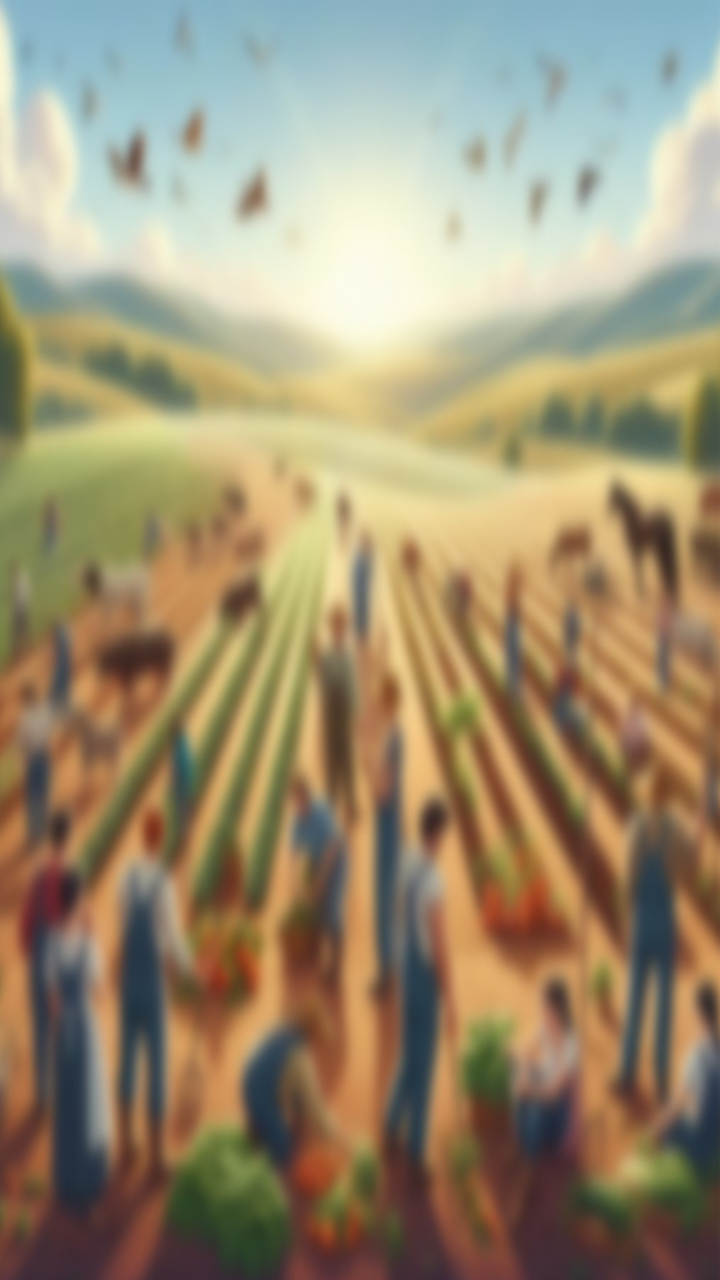
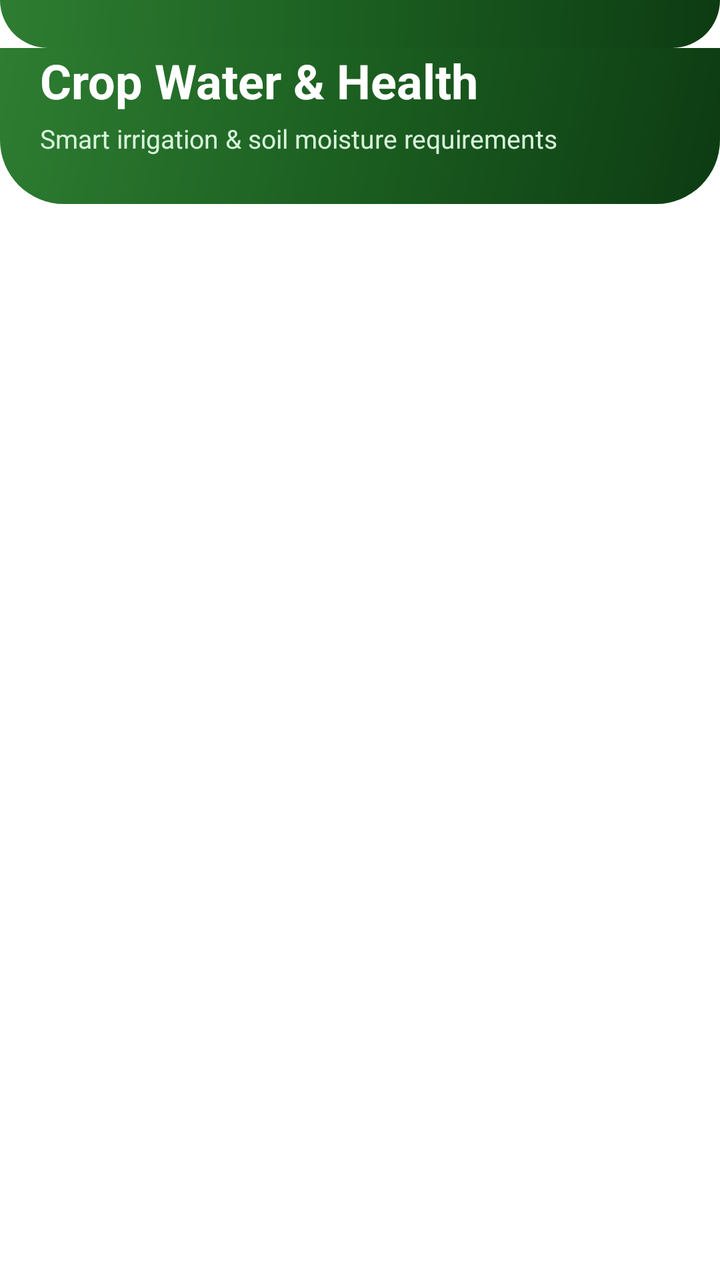

An Android layout rendered at two revisions. The XML below is the earlier revision; the diff shows what the commit changed to produce the second picture.
<!-- AndroidManifest.xml: application theme Theme.AGRICONNECT -->
<!-- res/layout/fragment_crop__suggestion.xml -->
<?xml version="1.0" encoding="utf-8"?>
<layout>
<FrameLayout xmlns:android="http://schemas.android.com/apk/res/android"
    xmlns:tools="http://schemas.android.com/tools"
    android:layout_width="match_parent"
    android:layout_height="match_parent"
    tools:context=".Crop_Suggestion.Crop_Suggestion"
    android:background="@drawable/blur_background">

    <androidx.recyclerview.widget.RecyclerView
        android:layout_width="match_parent"
        android:layout_height="match_parent"
        android:id="@+id/recyclerView_Crop_Requriment"
        tools:listitem="@layout/croprequridmentinfalter"/>


</FrameLayout>
</layout>
<!-- res/layout/croprequridmentinfalter.xml (included above) -->
<?xml version="1.0" encoding="utf-8"?>
<RelativeLayout
    xmlns:tools="http://schemas.android.com/tools"
    xmlns:android="http://schemas.android.com/apk/res/android"
    xmlns:app="http://schemas.android.com/apk/res-auto"
    android:layout_height="wrap_content"
    android:layout_width="match_parent"
    >
    <androidx.cardview.widget.CardView
        android:layout_marginStart="12dp"
        android:layout_marginEnd="12dp"
        android:layout_marginVertical="10dp"
        android:layout_marginHorizontal="10dp"
        app:cardCornerRadius="20dp"
        app:cardElevation="8dp"
        android:layout_width="match_parent"
        android:layout_height="match_parent">

        <LinearLayout
            android:layout_width="match_parent"
            android:layout_height="wrap_content"
            android:orientation="vertical">


            <ImageView
                android:id="@+id/Crop_Image_of_Requriedments"
                android:layout_width="wrap_content"
                android:layout_height="209dp"
                android:layout_gravity="center_horizontal"
                android:paddingTop="10dp"
                android:src="@drawable/loding" />

            <TextView
                android:id="@+id/Crop_Name_of_Requridment"
                android:layout_width="wrap_content"
                android:layout_height="wrap_content"
                android:layout_gravity="center_horizontal"
                android:paddingLeft="5dp"
                android:paddingTop="5dp"
                android:paddingRight="5dp"
                android:text="Name"
                android:textAlignment="center"
                android:textSize="20dp"
                android:textStyle="bold"
                android:layout_marginBottom="15dp"/>

        </LinearLayout>


    </androidx.cardview.widget.CardView>
</RelativeLayout>
<!-- resources referenced by this layout -->
<resources>
  <!-- drawable blur_background: jpeg bitmap (drawable, 98378 bytes) -->
  <style name="Base.Theme.AGRICONNECT" parent="Theme.Material3.DayNight.NoActionBar">
          
           <item name="colorPrimary">#0CCEE7</item>
           <item name="colorPrimaryVariant">#0CCEE7</item>
           <item name="android:statusBarColor">#0CCEE7</item>
      </style>
  <!-- unchanged entries left out for length: 2 -->
</resources>

<!-- the commit's change to res/layout/fragment_crop__suggestion.xml (unified diff, before → after) -->
@@ -1,70 +1,142 @@
 <?xml version="1.0" encoding="utf-8"?>
-<layout>
-<FrameLayout xmlns:android="http://schemas.android.com/apk/res/android"
-    xmlns:tools="http://schemas.android.com/tools"
-    android:layout_width="match_parent"
-    android:layout_height="match_parent"
-    tools:context=".Crop_Suggestion.Crop_Suggestion"
-    android:background="@drawable/blur_background">
+<layout xmlns:android="http://schemas.android.com/apk/res/android"
+    xmlns:app="http://schemas.android.com/apk/res-auto"
+    xmlns:tools="http://schemas.android.com/tools">
 
-    <androidx.recyclerview.widget.RecyclerView
+    <LinearLayout
         android:layout_width="match_parent"
         android:layout_height="match_parent"
-        android:id="@+id/recyclerView_Crop_Requriment"
-        tools:listitem="@layout/croprequridmentinfalter"/>
+        android:background="?attr/colorSurface"
+        android:orientation="vertical"
+        tools:context=".Crop_Suggestion.Crop_Suggestion">
 
-
-</FrameLayout>
-</layout>
-<!-- res/layout/croprequridmentinfalter.xml (included above) -->
-<?xml version="1.0" encoding="utf-8"?>
-<RelativeLayout
-    xmlns:tools="http://schemas.android.com/tools"
-    xmlns:android="http://schemas.android.com/apk/res/android"
-    xmlns:app="http://schemas.android.com/apk/res-auto"
-    android:layout_height="wrap_content"
-    android:layout_width="match_parent"
-    >
-    <androidx.cardview.widget.CardView
-        android:layout_marginStart="12dp"
-        android:layout_marginEnd="12dp"
-        android:layout_marginVertical="10dp"
-        android:layout_marginHorizontal="10dp"
-        app:cardCornerRadius="20dp"
-        app:cardElevation="8dp"
-        android:layout_width="match_parent"
-        android:layout_height="match_parent">
+        
+        <View
+            android:layout_width="match_parent"
+            android:layout_height="24dp"
+            android:background="@drawable/bg_header_gradient" />
 
         <LinearLayout
             android:layout_width="match_parent"
             android:layout_height="wrap_content"
-            android:orientation="vertical">
+            android:background="@drawable/bg_header_gradient"
+            android:orientation="vertical"
+            android:paddingHorizontal="20dp"
+            android:paddingBottom="24dp">
 
+            <TextView
+                android:layout_width="wrap_content"
+                android:layout_height="wrap_content"
+                android:fontFamily="sans-serif-bold"
+                android:text="Crop Water &amp; Health"
+                android:textColor="@color/white"
+                android:textSize="24sp"
+                android:textStyle="bold" />
+
+            <TextView
+                android:layout_width="wrap_content"
+                android:layout_height="wrap_content"
+                android:layout_marginTop="4dp"
+                android:fontFamily="sans-serif"
+                android:text="Smart irrigation &amp; soil moisture requirements"
+                android:textColor="#D8F3DC"
+                android:textSize="13sp" />
+        </LinearLayout>
+
+        
+        <androidx.recyclerview.widget.RecyclerView
+            android:id="@+id/recyclerView_Crop_Requriment"
+            android:layout_width="match_parent"
+            android:layout_height="match_parent"
+            android:clipToPadding="false"
+            android:paddingHorizontal="10dp"
+            android:paddingTop="12dp"
+            android:paddingBottom="24dp"
+            tools:listitem="@layout/croprequridmentinfalter" />
+
+    </LinearLayout>
+</layout>
+<!-- res/layout/croprequridmentinfalter.xml (included above) -->
+<?xml version="1.0" encoding="utf-8"?>
+<com.google.android.material.card.MaterialCardView xmlns:android="http://schemas.android.com/apk/res/android"
+    xmlns:app="http://schemas.android.com/apk/res-auto"
+    xmlns:tools="http://schemas.android.com/tools"
+    android:layout_width="match_parent"
+    android:layout_height="wrap_content"
+    android:layout_margin="6dp"
+    app:cardBackgroundColor="@color/white"
+    app:cardCornerRadius="20dp"
+    app:cardElevation="2dp"
+    app:strokeColor="@color/agri_card_stroke_light"
+    app:strokeWidth="1dp">
+
+    <LinearLayout
+        android:layout_width="match_parent"
+        android:layout_height="wrap_content"
+        android:background="?attr/selectableItemBackground"
+        android:orientation="vertical">
+
+        
+        <FrameLayout
+            android:layout_width="match_parent"
+            android:layout_height="140dp">
 
             <ImageView
                 android:id="@+id/Crop_Image_of_Requriedments"
+                android:layout_width="match_parent"
+                android:layout_height="match_parent"
+                android:scaleType="centerCrop"
+                android:src="@drawable/loding" />
+
+            
+            <TextView
                 android:layout_width="wrap_content"
-                android:layout_height="209dp"
-                android:layout_gravity="center_horizontal"
-                android:paddingTop="10dp"
-                android:src="@drawable/loding" />
+                android:layout_height="wrap_content"
+                android:layout_gravity="top|start"
+                android:layout_margin="10dp"
+                android:background="@drawable/bg_chip_pill"
+                android:backgroundTint="#CCFFFFFF"
+                android:drawableStart="@drawable/ic_water_drop"
+                android:drawablePadding="4dp"
+                android:paddingHorizontal="8dp"
+                android:paddingVertical="4dp"
+                android:text="Water Guide"
+                android:textColor="@color/agri_green_primary"
+                android:textSize="10sp"
+                android:textStyle="bold"
+                app:drawableTint="@color/agri_green_primary" />
+        </FrameLayout>
+
+        
+        <LinearLayout
+            android:layout_width="match_parent"
+            android:layout_height="wrap_content"
+            android:orientation="vertical"
+            android:paddingHorizontal="14dp"
+            android:paddingVertical="12dp">
 
             <TextView
                 android:id="@+id/Crop_Name_of_Requridment"
+                android:layout_width="match_parent"
+                android:layout_height="wrap_content"
+                android:ellipsize="end"
+                android:fontFamily="sans-serif-bold"
+                android:maxLines="1"
+                android:text="Crop Name"
+                android:textColor="@color/agri_text_primary"
+                android:textSize="15sp"
+                android:textStyle="bold" />
+
+            <TextView
                 android:layout_width="wrap_content"
                 android:layout_height="wrap_content"
-                android:layout_gravity="center_horizontal"
-                android:paddingLeft="5dp"
-                android:paddingTop="5dp"
-                android:paddingRight="5dp"
-                android:text="Name"
-                android:textAlignment="center"
-                android:textSize="20dp"
-                android:textStyle="bold"
-                android:layout_marginBottom="15dp"/>
+                android:layout_marginTop="4dp"
+                android:fontFamily="sans-serif-medium"
+                android:text="View Irrigation Plan →"
+                android:textColor="@color/agri_green_primary"
+                android:textSize="11sp" />
 
         </LinearLayout>
 
-
-    </androidx.cardview.widget.CardView>
-</RelativeLayout>
+    </LinearLayout>
+</com.google.android.material.card.MaterialCardView>
<!-- resource entries referenced after the edit -->
@@ -1,12 +1,79 @@
 <!-- resources referenced by this layout -->
 <resources>
-  <!-- drawable blur_background: jpeg bitmap (drawable, 98378 bytes) -->
+  <color name="agri_card_stroke_light">#15000000</color>
+  <color name="agri_green_primary">#1B5E20</color>
+  <color name="agri_text_primary">#1A1C19</color>
+  <color name="white">#FFFFFFFF</color>
+  <!-- drawable bg_chip_pill (drawable) -->
+  <?xml version="1.0" encoding="utf-8"?>
+  <shape xmlns:android="http://schemas.android.com/apk/res/android"
+      android:shape="rectangle">
+      <solid android:color="@color/agri_mint" />
+      <stroke
+          android:width="1dp"
+          android:color="@color/agri_mint_dark" />
+      <corners android:radius="24dp" />
+  </shape>
+  <!-- drawable bg_header_gradient (drawable) -->
+  <?xml version="1.0" encoding="utf-8"?>
+  <shape xmlns:android="http://schemas.android.com/apk/res/android"
+      android:shape="rectangle">
+      <gradient
+          android:angle="135"
+          android:startColor="#0D3B13"
+          android:centerColor="#1B5E20"
+          android:endColor="#2E7D32"
+          android:type="linear" />
+      <corners
+          android:bottomLeftRadius="32dp"
+          android:bottomRightRadius="32dp" />
+  </shape>
+  <!-- drawable ic_water_drop (drawable) -->
+  <vector xmlns:android="http://schemas.android.com/apk/res/android"
+      android:width="24dp"
+      android:height="24dp"
+      android:viewportWidth="24"
+      android:viewportHeight="24">
+    <path
+        android:fillColor="#FF1B5E20"
+        android:pathData="M12,2c-5.33,4.55 -8,8.48 -8,11.8 0,4.98 3.8,8.2 8,8.2s8,-3.22 8,-8.2c0,-3.32 -2.67,-7.25 -8,-11.8zM12,20c-3.35,0 -6,-2.57 -6,-6.2 0,-2.34 1.95,-5.44 6,-9.14 4.05,3.7 6,6.79 6,9.14 0,3.63 -2.65,6.2 -6,6.2z"/>
+  </vector>
+  <color name="agri_mint">#E8F5E9</color>
+  <color name="agri_mint_dark">#C8E6C9</color>
   <style name="Base.Theme.AGRICONNECT" parent="Theme.Material3.DayNight.NoActionBar">
-          
-           <item name="colorPrimary">#0CCEE7</item>
-           <item name="colorPrimaryVariant">#0CCEE7</item>
-           <item name="android:statusBarColor">#0CCEE7</item>
+          <item name="colorPrimary">@color/md_theme_light_primary</item>
+          <item name="colorOnPrimary">@color/md_theme_light_onPrimary</item>
+          <item name="colorPrimaryContainer">@color/md_theme_light_primaryContainer</item>
+          <item name="colorOnPrimaryContainer">@color/md_theme_light_onPrimaryContainer</item>
+          <item name="colorSecondary">@color/md_theme_light_secondary</item>
+          <item name="colorOnSecondary">@color/md_theme_light_onSecondary</item>
+          <item name="colorSecondaryContainer">@color/md_theme_light_secondaryContainer</item>
+          <item name="colorOnSecondaryContainer">@color/md_theme_light_onSecondaryContainer</item>
+          <item name="colorError">@color/md_theme_light_error</item>
+          <item name="colorOnError">@color/md_theme_light_onError</item>
+          <item name="colorErrorContainer">@color/md_theme_light_errorContainer</item>
+          <item name="colorOnErrorContainer">@color/md_theme_light_onErrorContainer</item>
+          <item name="android:colorBackground">@color/md_theme_light_background</item>
+          <item name="colorOnBackground">@color/md_theme_light_onBackground</item>
+          <item name="colorSurface">@color/md_theme_light_surface</item>
+          <item name="colorOnSurface">@color/md_theme_light_onSurface</item>
       </style>
+  <color name="md_theme_light_primary">#1B5E20</color>
+  <color name="md_theme_light_onPrimary">#FFFFFF</color>
+  <color name="md_theme_light_primaryContainer">#D8F3DC</color>
+  <color name="md_theme_light_onPrimaryContainer">#002105</color>
+  <color name="md_theme_light_secondary">#388E3C</color>
+  <color name="md_theme_light_onSecondary">#FFFFFF</color>
+  <color name="md_theme_light_secondaryContainer">#E8F5E9</color>
+  <color name="md_theme_light_onSecondaryContainer">#0B2F10</color>
+  <color name="md_theme_light_error">#BA1A1A</color>
+  <color name="md_theme_light_onError">#FFFFFF</color>
+  <color name="md_theme_light_errorContainer">#FFDAD6</color>
+  <color name="md_theme_light_onErrorContainer">#410002</color>
+  <color name="md_theme_light_background">#F8FAF7</color>
+  <color name="md_theme_light_onBackground">#191C19</color>
+  <color name="md_theme_light_surface">#FFFFFF</color>
+  <color name="md_theme_light_onSurface">#191C19</color>
   <!-- unchanged entries left out for length: 2 -->
 </resources>
 
